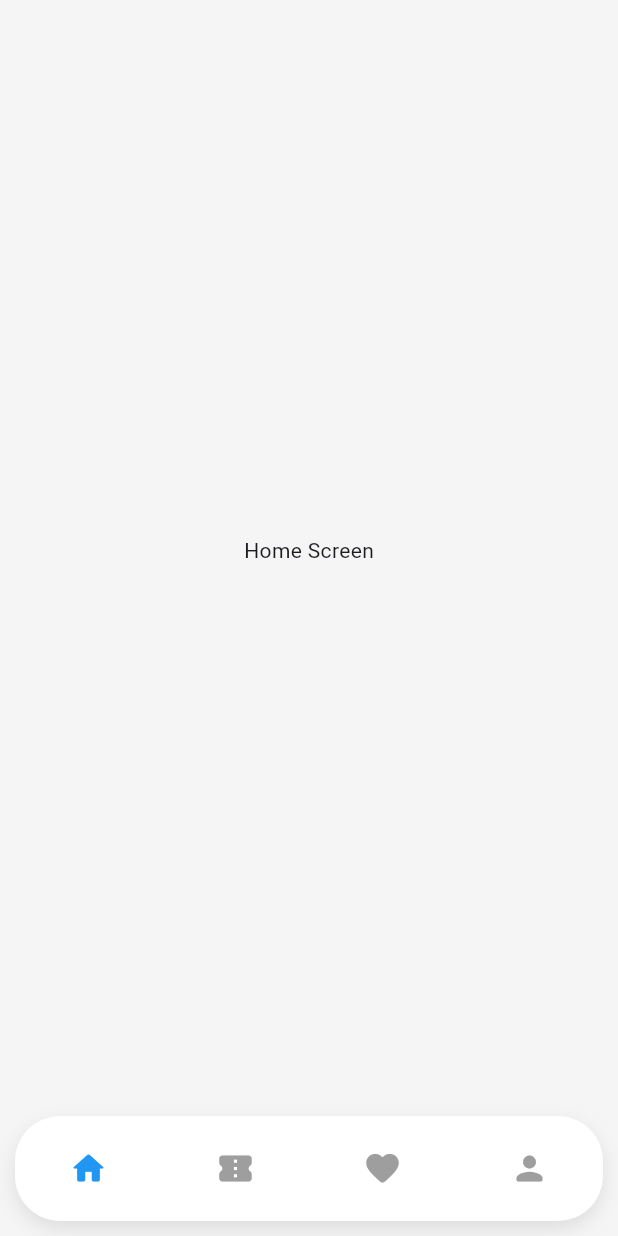
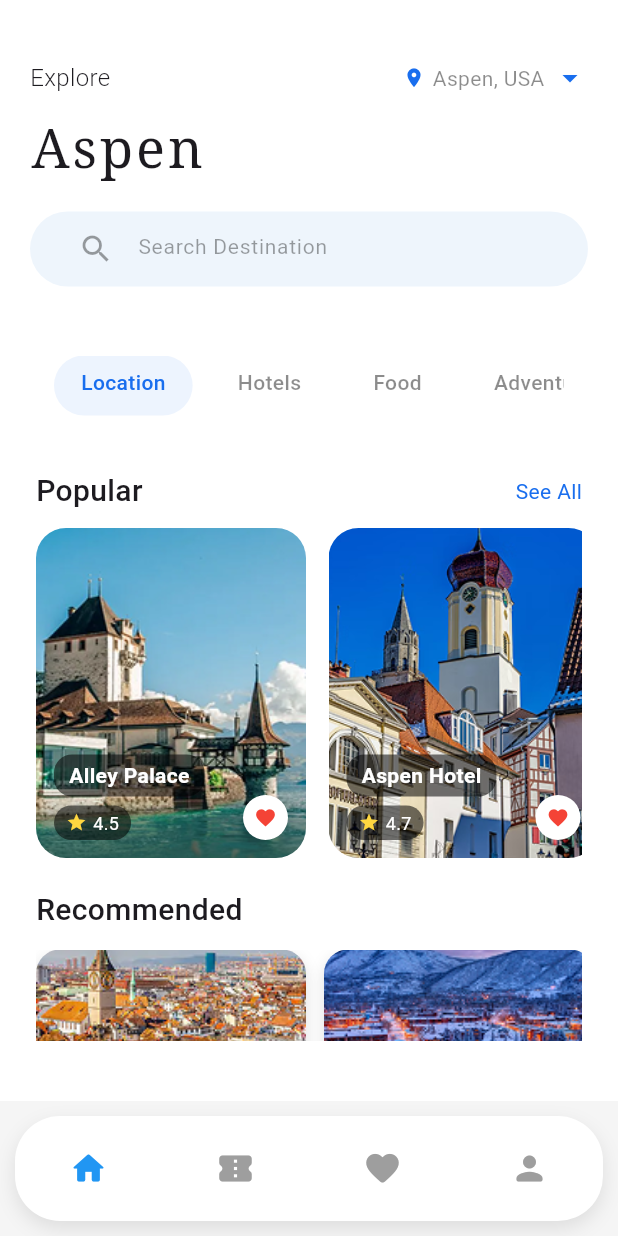
Before and after one commit to Nouman-hashir/Travel_Hub, a Flutter app: the BottomNavbar screen opened directly, on a phone screen of 412 x 824 dp. Run offline on Flutter 3.47's test engine with Material 3 defaults, Android fonts, the phone set to English and light mode, and no system bars.

Commit message:
Add home screen UI with popular and recommended sections
Implemented a new HomeScreen with popular and recommended travel destinations, including supporting widgets (PlaceCard, TravelCard, CategoryDemo) and associated image assets. Updated the bottom navigation bar to display the new HomeScreen.

```diff
--- a/lib/presentation/view/bottom_navbar.dart
+++ b/lib/presentation/view/bottom_navbar.dart
@@ -1,6 +1,7 @@
 import 'package:flutter/material.dart';
 import 'package:provider/provider.dart';
 import 'package:travel_hub/core/view_model/bottom_navbar_vm.dart';
+import 'package:travel_hub/presentation/view/home_screen.dart';
 
 class BottomNavbar extends StatefulWidget {
   const BottomNavbar({super.key});
@@ -11,7 +12,7 @@ class BottomNavbar extends StatefulWidget {
 
 class _BottomNavbarState extends State<BottomNavbar> {
   final List<Widget> _screens = const [
-    Center(child: Text("Home Screen")),
+    HomeScreen(),
     Center(child: Text("Tickets Screen")),
     Center(child: Text("Favorites Screen")),
     Center(child: Text("Profile Screen")),
--- /dev/null
+++ b/lib/presentation/view/home_screen.dart
@@ -0,0 +1,186 @@
+import 'package:flutter/material.dart';
+import 'package:travel_hub/presentation/widgets/category_roe.dart';
+import 'package:travel_hub/presentation/widgets/place_card.dart';
+import 'package:travel_hub/presentation/widgets/recommended_card.dart';
+
+class HomeScreen extends StatelessWidget {
+  const HomeScreen({super.key});
+
+  @override
+  Widget build(BuildContext context) {
+    final List<Map<String, dynamic>> places = [
+      {
+        "imageUrl": "assets/images/image1.png",
+        "placeName": "Alley Palace",
+        "rating": 4.5,
+      },
+      {
+        "imageUrl": "assets/images/image2.png",
+        "placeName": "Aspen Hotel",
+        "rating": 4.7,
+        'height': 330,
+      },
+      {
+        "imageUrl": "assets/images/image3.png",
+        "placeName": "Mountain View",
+        "rating": 4.8,
+      },
+    ];
+
+    return Scaffold(
+      backgroundColor: Colors.white,
+      body: Padding(
+        padding: const EdgeInsets.symmetric(horizontal: 20, vertical: 40),
+        child: SingleChildScrollView(
+          child: Column(
+            crossAxisAlignment: CrossAxisAlignment.start,
+            children: [
+              Row(
+                mainAxisAlignment: MainAxisAlignment.spaceBetween,
+                children: [
+                  const Text(
+                    'Explore',
+                    style: TextStyle(fontSize: 16, fontWeight: FontWeight.w300),
+                  ),
+                  Row(
+                    children: const [
+                      Icon(Icons.location_on, color: Color(0xFF196EEE), size: 15),
+                      SizedBox(width: 5),
+                      Text(
+                        'Aspen, USA',
+                        style: TextStyle(
+                          fontSize: 14,
+                          color: Colors.black45,
+                          fontWeight: FontWeight.w400,
+                        ),
+                      ),
+                      SizedBox(width: 5),
+                      Icon(Icons.arrow_drop_down, color: Color(0xFF196EEE)),
+                    ],
+                  ),
+                ],
+              ),
+
+              const SizedBox(height: 10),
+              const Text(
+                'Aspen',
+                style: TextStyle(
+                  fontSize: 36,
+                  fontWeight: FontWeight.w400,
+                  letterSpacing: 2,
+                  fontFamily: 'Serif',
+                ),
+              ),
+
+              const SizedBox(height: 16),
+
+              // 🔹 Search Bar
+              Container(
+                height: 50,
+                padding: const EdgeInsets.symmetric(horizontal: 20, vertical: 2),
+                decoration: BoxDecoration(
+                  color: const Color(0xffA8CCF0).withAlpha(50),
+                  borderRadius: BorderRadius.circular(30),
+                ),
+                child: const TextField(
+                  decoration: InputDecoration(
+                    border: InputBorder.none,
+                    prefixIcon: Icon(Icons.search, color: Colors.black38),
+                    hintText: 'Search Destination',
+                    hintStyle: TextStyle(
+                      color: Colors.black38,
+                      fontSize: 14,
+                      fontWeight: FontWeight.w400,
+                    ),
+                  ),
+                ),
+              ),
+
+              const SizedBox(height: 30),
+
+              // 🔹 Category Row
+              const CategoryDemo(),
+
+              const SizedBox(height: 20),
+              Padding(
+                padding: const EdgeInsets.symmetric(horizontal: 4.0),
+                child: Column(
+                  crossAxisAlignment: CrossAxisAlignment.start,
+                  children: [
+                    Row(
+                      mainAxisAlignment: MainAxisAlignment.spaceBetween,
+                      children: const [
+                        Text(
+                          "Popular",
+                          style: TextStyle(
+                              fontSize: 20, fontWeight: FontWeight.w500),
+                        ),
+                        Text(
+                          "See All",
+                          style: TextStyle(
+                            fontSize: 14,
+                            color: Color(0xff196EEE),
+                            fontWeight: FontWeight.w400,
+                          ),
+                        ),
+                      ],
+                    ),
+                    const SizedBox(height: 10),
+                    SizedBox(
+                      height: 220,
+                      child: ListView.separated(
+                        scrollDirection: Axis.horizontal,
+                        itemCount: places.length,
+                        separatorBuilder: (_, __) => const SizedBox(width: 15),
+                        itemBuilder: (context, index) {
+                          final place = places[index];
+                          final height = place.containsKey('height') ? place['height'] : 280;
+                          return PlaceCard(
+                            imageUrl: place["imageUrl"],
+                            placeName: place["placeName"],
+                            rating: place["rating"],
+                            height: height,
+                          );
+                        },
+                      ),
+                    ),
+                    const SizedBox(height: 20),
+                    Text(
+                      "Recommended",
+                      style: TextStyle(fontSize: 20, fontWeight: FontWeight.w500),
+                    ),
+
+                    const SizedBox(height: 12),
+                    SizedBox(
+                      height: 220,
+                      child: ListView(
+                        scrollDirection: Axis.horizontal,
+                        // padding: const EdgeInsets.symmetric(horizontal: 10),
+                        children: const [
+                          TravelCard(
+                            imageUrl:
+                                "assets/images/recommended1.png",
+                            title: "Explore Aspen",
+                            duration: "4N/5D",
+                            isHotDeal: true,
+                          ),
+                          TravelCard(
+                            imageUrl:
+                                "assets/images/recommende2.png",
+                            title: "Luxurious Aspen",
+                            duration: "2N/3D",
+                            isHotDeal: true,
+                          ),
+                        ],
+                      ),
+                    ),
+                  ],
+                ),
+              ),
+            ],
+          ),
+        ),
+      ),
+    );
+  }
+}
--- /dev/null
+++ b/lib/presentation/widgets/category_roe.dart
@@ -0,0 +1,64 @@
+import 'package:flutter/material.dart';
+
+class CategoryDemo extends StatefulWidget {
+  const CategoryDemo({super.key});
+
+  @override
+  State<CategoryDemo> createState() => _CategoryDemoState();
+}
+
+class _CategoryDemoState extends State<CategoryDemo> {
+  int selectedIndex = 0;
+
+  final List<String> categories = [
+    "Location",
+    "Hotels",
+    "Food",
+    "Adventure",
+    "Activities",
+    "Shopping",
+    "Flights",
+  ];
+
+  @override
+  Widget build(BuildContext context) {
+    return Padding(
+      padding: const EdgeInsets.all(16.0),
+      child: SizedBox(
+        height: 40,
+        child: ListView.separated(
+          scrollDirection: Axis.horizontal,
+          itemCount: categories.length,
+          separatorBuilder: (context, index) => const SizedBox(width: 12),
+          itemBuilder: (context, index) {
+            final bool isSelected = selectedIndex == index;
+
+            return GestureDetector(
+              onTap: () {
+                setState(() {
+                  selectedIndex = index;
+                });
+              },
+              child: Container(
+
+                padding: const EdgeInsets.symmetric(horizontal: 18, vertical: 8),
+                decoration: BoxDecoration(
+                  color: isSelected ? Color(0xff196EEE).withAlpha(20) : Colors.transparent,
+                  borderRadius: BorderRadius.circular(20),
+                ),
+                child: Text(
+                  categories[index],
+                  style: TextStyle(
+                    fontSize: 14,
+                    fontWeight: FontWeight.w500,
+                    color: isSelected ? Color(0xff196EEE) : Colors.black45,
+                  ),
+                ),
+              ),
+            );
+          },
+        ),
+      ),
+    );
+  }
+}
--- /dev/null
+++ b/lib/presentation/widgets/place_card.dart
@@ -0,0 +1,110 @@
+import 'package:flutter/material.dart';
+
+class PlaceCard extends StatelessWidget {
+  final String imageUrl;
+  final String placeName;
+  final double rating;
+  final bool isFavorite;
+  final VoidCallback? onFavoriteToggle;
+  final int height;
+
+  const PlaceCard({
+    super.key,
+    required this.imageUrl,
+    required this.placeName,
+    required this.rating,
+    this.isFavorite = false,
+    this.onFavoriteToggle,
+    this.height = 280,
+  });
+
+  @override
+  Widget build(BuildContext context) {
+    return SizedBox(
+      width: 180,
+      height: height.toDouble(),
+      child: ClipRRect(
+        borderRadius: BorderRadius.circular(20),
+        child: Stack(
+          fit: StackFit.expand,
+          children: [
+            Image.asset(
+              imageUrl,
+              fit: BoxFit.cover,
+            ),
+            Positioned(
+              left: 12,
+              bottom: 12,
+              child: Column(
+                crossAxisAlignment: CrossAxisAlignment.start,
+                children: [
+                  // Place Name
+                  Container(
+                    padding:
+                        const EdgeInsets.symmetric(horizontal: 10, vertical: 4),
+                    decoration: BoxDecoration(
+                      color: Colors.black54,
+                      borderRadius: BorderRadius.circular(12),
+                    ),
+                    child: Text(
+                      placeName,
+                      style: const TextStyle(
+                        color: Colors.white,
+                        fontWeight: FontWeight.w600,
+                        fontSize: 14,
+                      ),
+                    ),
+                  ),
+                  const SizedBox(height: 6),
+
+                  // Rating
+                  Container(
+                    padding:
+                        const EdgeInsets.symmetric(horizontal: 8, vertical: 3),
+                    decoration: BoxDecoration(
+                      color: Colors.black54,
+                      borderRadius: BorderRadius.circular(12),
+                    ),
+                    child: Row(
+                      mainAxisSize: MainAxisSize.min,
+                      children: [
+                        const Icon(Icons.star,
+                            size: 14, color: Colors.amberAccent),
+                        const SizedBox(width: 4),
+                        Text(
+                          rating.toStringAsFixed(1),
+                          style: const TextStyle(
+                            color: Colors.white,
+                            fontSize: 12,
+                          ),
+                        ),
+                      ],
+                    ),
+                  ),
+                ],
+              ),
+            ),
+
+            /// Favorite Button
+            Positioned(
+              right: 12,
+              bottom: 12,
+              child: GestureDetector(
+                onTap: onFavoriteToggle,
+                child: CircleAvatar(
+                  radius: 15,
+                  backgroundColor: Colors.white,
+                  child: Icon(
+                     Icons.favorite,
+                    color: Colors.red,
+                    size: 15,
+                  ),
+                ),
+              ),
+            ),
+          ],
+        ),
+      ),
+    );
+  }
+}
--- /dev/null
+++ b/lib/presentation/widgets/recommended_card.dart
@@ -0,0 +1,128 @@
+import 'package:flutter/material.dart';
+
+class TravelCard extends StatelessWidget {
+  final String imageUrl;
+  final String title;
+  final String duration;
+  final bool isHotDeal;
+
+  const TravelCard({
+    super.key,
+    required this.imageUrl,
+    required this.title,
+    required this.duration,
+    this.isHotDeal = false,
+  });
+
+  @override
+  Widget build(BuildContext context) {
+    return Container(
+      width: 180,
+
+      margin: const EdgeInsets.only(right: 12),
+      decoration: BoxDecoration(
+        color: Colors.white,
+        borderRadius: BorderRadius.circular(16),
+        boxShadow: [
+          BoxShadow(
+            color: Colors.black12,
+            blurRadius: 8,
+            offset: const Offset(0, 4),
+          ),
+        ],
+      ),
+      child: Column(
+        crossAxisAlignment: CrossAxisAlignment.start,
+        children: [
+          // Image with Badge
+          Stack(
+            children: [
+              ClipRRect(
+                borderRadius: const BorderRadius.only(
+                  topLeft: Radius.circular(16),
+                  topRight: Radius.circular(16),
+                ),
+                child: Image.asset(
+                  imageUrl,
+                  height: 100,
+                  width: double.infinity,
+                  fit: BoxFit.cover,
+                ),
+              ),
+
+              // Badge on top right
+              Positioned(
+                right: 8,
+                bottom: -5,
+                child: Container(
+                  padding: const EdgeInsets.symmetric(
+                    horizontal: 2,
+                    vertical: 2,
+                  ),
+                  decoration: BoxDecoration(
+                    color: Colors.white,
+                    borderRadius: BorderRadius.circular(15),
+                  ),
+                  child: Container(
+                    padding: const EdgeInsets.symmetric(
+                      horizontal: 8,
+                      vertical: 4,
+                    ),
+                    decoration: BoxDecoration(
+                      color: Color(0xff3A544F),
+                      borderRadius: BorderRadius.circular(12),
+                    ),
+                    child: Text(
+                      duration,
+                      style: const TextStyle(
+                        fontSize: 12,
+                        fontWeight: FontWeight.bold,
+                        color: Colors.white,
+                      ),
+                    ),
+                  ),
+                ),
+              ),
+            ],
+          ),
+
+          // Title + Hot Deal text
+          Padding(
+            padding: const EdgeInsets.all(12.0),
+            child: Column(
+              crossAxisAlignment: CrossAxisAlignment.start,
+              children: [
+                Text(
+                  title,
+                  style: const TextStyle(
+                    fontSize: 16,
+                    fontWeight: FontWeight.bold,
+                  ),
+                ),
+
+                const SizedBox(height: 6),
+
+                if (isHotDeal)
+                   Row(
+                    children: [
+                      Icon(Icons.local_fire_department,
+                          color: Colors.red, size: 16),
+                      SizedBox(width: 4),
+                      Text(
+                        "Hot Deal",
+                        style: TextStyle(
+                          color: Colors.black54,
+                          fontWeight: FontWeight.bold,
+                          fontSize: 12,
+                        ),
+                      ),
+                    ],
+                  ),
+              ],
+            ),
+          ),
+        ],
+      ),
+    );
+  }
+}
```
Also changed, not shown: assets/images/image1.png (added), assets/images/image2.png (added), assets/images/image3.png (added), assets/images/recommende2.png (added), assets/images/recommended1.png (added).
